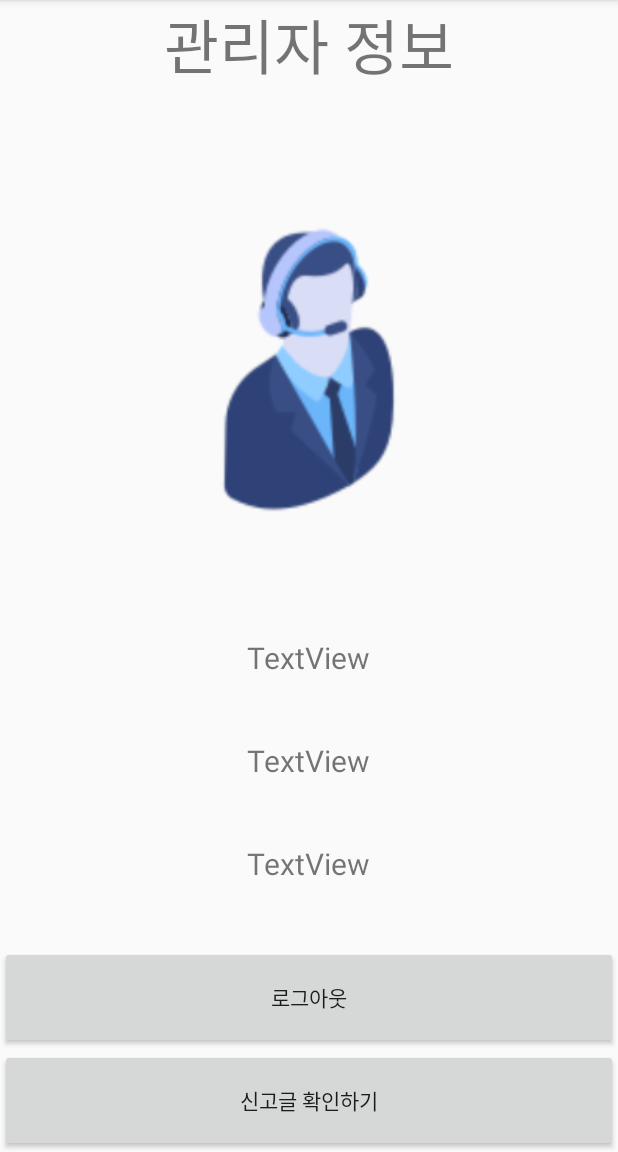
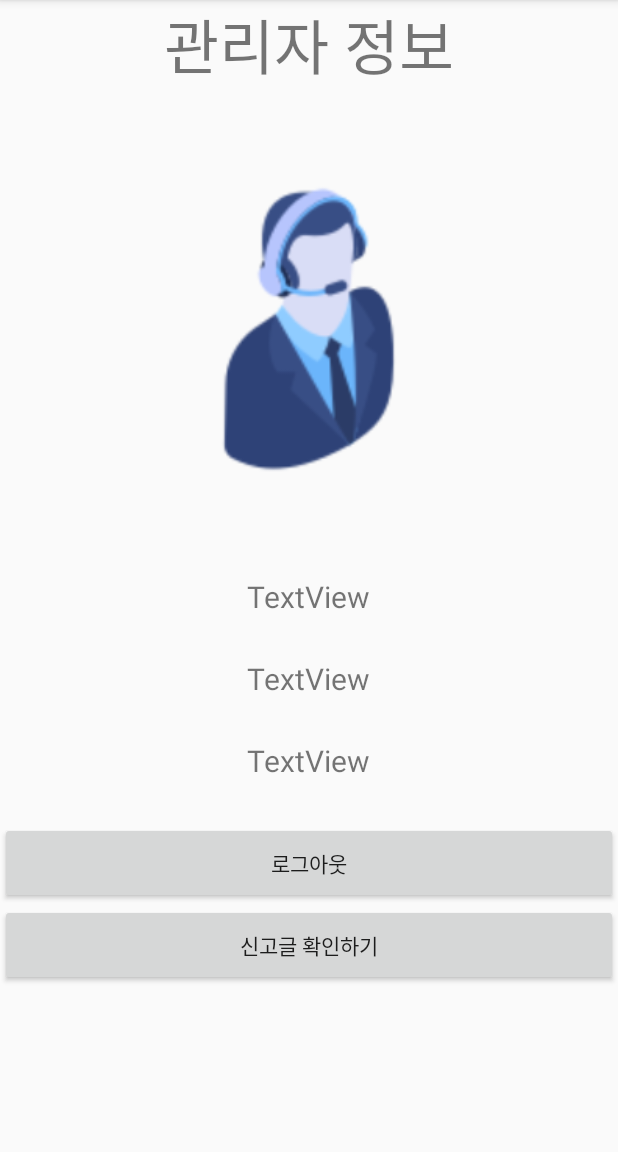
Before and after one commit to jetoh567/test, an Android app: the AdministratorMainActivity screen opened directly, with no data from a screen before it, on a phone screen of 412 x 824 dp, the part 84-1236 px from its top. Run offline under Robolectric (Android 15) with nearby library versions, the phone set to English and light mode, and no system bars.

Commit message:
오류수정

```diff
--- a/app/src/main/res/layout/activity_administrator_main.xml
+++ b/app/src/main/res/layout/activity_administrator_main.xml
@@ -7,7 +7,7 @@
     android:layout_height="match_parent"
     tools:context=".activity.administrator.AdministratorMainActivity"
     android:orientation="vertical"
-    android:layout_weightSum="10">
+    android:weightSum="10">
 
     <TextView
         android:id="@+id/textView4"
--- a/app/src/main/res/layout/activity_member_main.xml
+++ b/app/src/main/res/layout/activity_member_main.xml
@@ -7,7 +7,7 @@
     android:layout_height="match_parent"
     tools:context=".activity.administrator.AdministratorMainActivity"
     android:orientation="vertical"
-    android:layout_weightSum="10">
+    android:weightSum="10">
 
     <TextView
         android:id="@+id/textView4"
```
